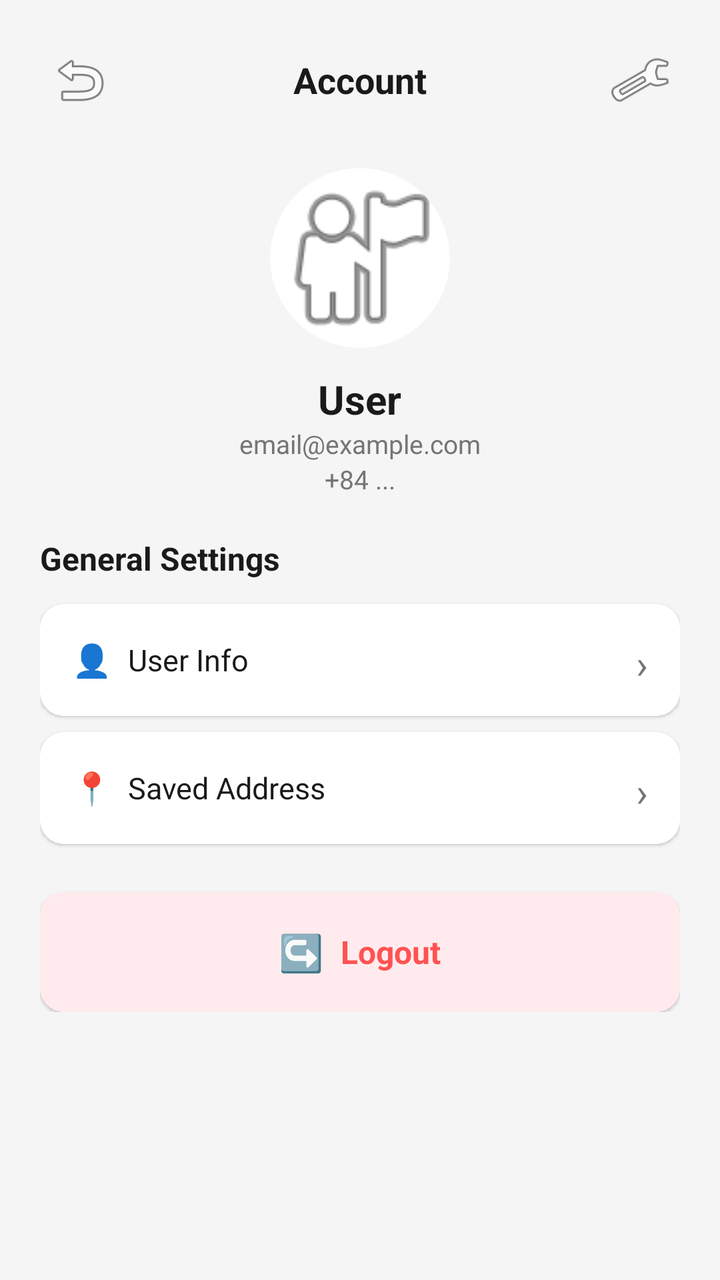
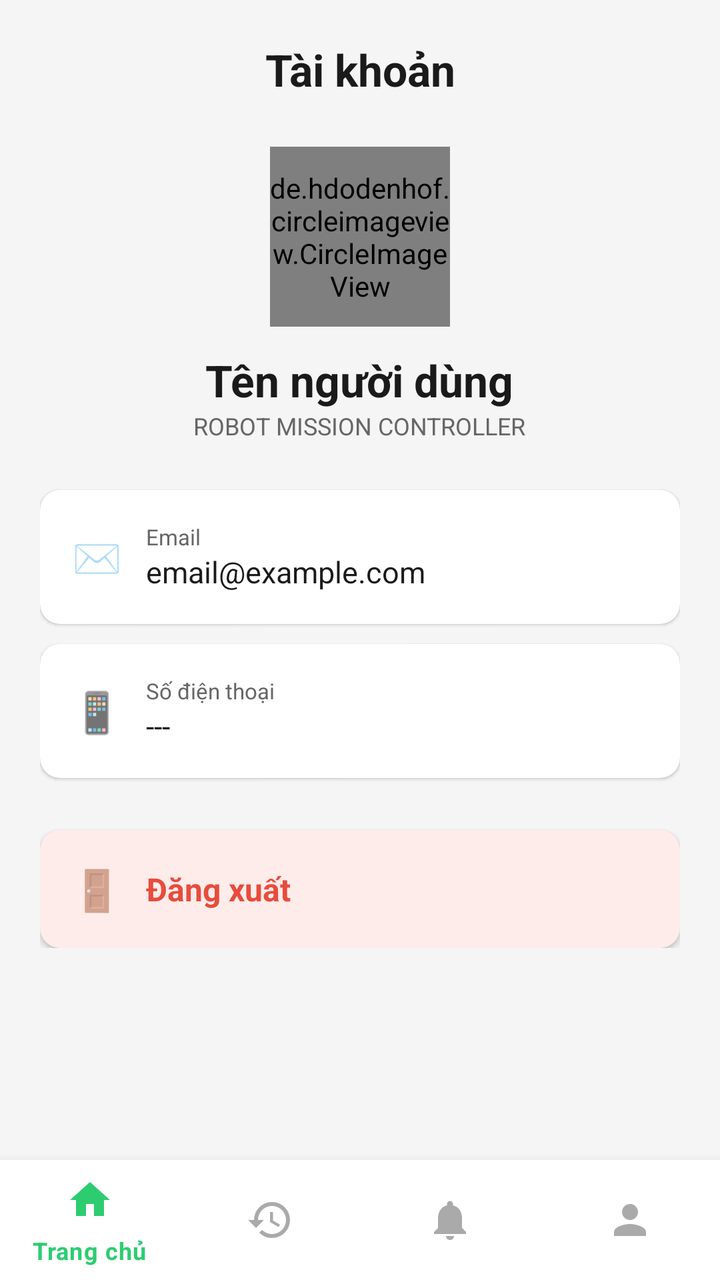

Compare the two renders of this Android layout. The source of the first and the diff that turns it into the second are given below.
<!-- AndroidManifest.xml: application theme Theme.AutoDeliveryApp -->
<!-- res/layout/activity_profile.xml -->
<?xml version="1.0" encoding="utf-8"?>
<ScrollView xmlns:android="http://schemas.android.com/apk/res/android"
    xmlns:app="http://schemas.android.com/apk/res-auto"
    android:layout_width="match_parent"
    android:layout_height="match_parent"
    android:background="@color/background">

    <LinearLayout
        android:layout_width="match_parent"
        android:layout_height="wrap_content"
        android:orientation="vertical"
        android:padding="20dp">

        
        <RelativeLayout
            android:layout_width="match_parent"
            android:layout_height="wrap_content"
            android:layout_marginBottom="24dp">
            <ImageButton
                android:id="@+id/btnBack"
                android:layout_width="40dp"
                android:layout_height="40dp"
                android:background="?attr/selectableItemBackgroundBorderless"
                android:src="@android:drawable/ic_menu_revert"
                android:layout_alignParentStart="true" />
            <TextView
                android:layout_width="wrap_content"
                android:layout_height="wrap_content"
                android:text="Account"
                android:textSize="18sp"
                android:textStyle="bold"
                android:textColor="@color/text_primary"
                android:layout_centerInParent="true" />
            <ImageButton
                android:layout_width="40dp"
                android:layout_height="40dp"
                android:background="?attr/selectableItemBackgroundBorderless"
                android:src="@android:drawable/ic_menu_preferences"
                android:layout_alignParentEnd="true" />
        </RelativeLayout>

        
        <LinearLayout
            android:layout_width="match_parent"
            android:layout_height="wrap_content"
            android:orientation="vertical"
            android:gravity="center"
            android:layout_marginBottom="20dp">
            <FrameLayout
                android:layout_width="90dp"
                android:layout_height="90dp"
                android:layout_marginBottom="12dp">
                <androidx.cardview.widget.CardView
                    android:layout_width="90dp"
                    android:layout_height="90dp"
                    app:cardCornerRadius="45dp"
                    app:cardElevation="0dp"
                    app:strokeWidth="3dp"
                    app:strokeColor="@color/green_primary">
                    <ImageView
                        android:layout_width="match_parent"
                        android:layout_height="match_parent"
                        android:src="@android:drawable/ic_menu_myplaces"
                        android:scaleType="centerCrop" />
                </androidx.cardview.widget.CardView>
            </FrameLayout>

            <TextView
                android:id="@+id/tvProfileName"
                android:layout_width="wrap_content"
                android:layout_height="wrap_content"
                android:text="User"
                android:textSize="20sp"
                android:textStyle="bold"
                android:textColor="@color/text_primary" />
            <TextView
                android:id="@+id/tvProfileEmail"
                android:layout_width="wrap_content"
                android:layout_height="wrap_content"
                android:text="email@example.com"
                android:textColor="@color/text_secondary"
                android:textSize="13sp" />
            <TextView
                android:id="@+id/tvProfilePhone"
                android:layout_width="wrap_content"
                android:layout_height="wrap_content"
                android:text="+84 ..."
                android:textColor="@color/text_secondary"
                android:textSize="13sp" />
        </LinearLayout>

        
        <TextView
            android:layout_width="wrap_content"
            android:layout_height="wrap_content"
            android:text="General Settings"
            android:textStyle="bold"
            android:textSize="16sp"
            android:textColor="@color/text_primary"
            android:layout_marginBottom="12dp" />

        
        <androidx.cardview.widget.CardView
            android:layout_width="match_parent"
            android:layout_height="wrap_content"
            app:cardCornerRadius="12dp"
            app:cardElevation="1dp"
            android:layout_marginBottom="8dp">
            <LinearLayout
                android:layout_width="match_parent"
                android:layout_height="56dp"
                android:orientation="horizontal"
                android:gravity="center_vertical"
                android:padding="16dp"
                android:background="@color/white">
                <TextView android:layout_width="wrap_content" android:layout_height="wrap_content"
                    android:text="👤  " android:textSize="16sp" />
                <TextView android:layout_width="0dp" android:layout_height="wrap_content"
                    android:layout_weight="1" android:text="User Info"
                    android:textColor="@color/text_primary" android:textSize="15sp" />
                <TextView android:layout_width="wrap_content" android:layout_height="wrap_content"
                    android:text="›" android:textSize="20sp" android:textColor="@color/text_secondary" />
            </LinearLayout>
        </androidx.cardview.widget.CardView>

        <androidx.cardview.widget.CardView
            android:layout_width="match_parent"
            android:layout_height="wrap_content"
            app:cardCornerRadius="12dp"
            app:cardElevation="1dp"
            android:layout_marginBottom="8dp">
            <LinearLayout
                android:layout_width="match_parent"
                android:layout_height="56dp"
                android:orientation="horizontal"
                android:gravity="center_vertical"
                android:padding="16dp"
                android:background="@color/white">
                <TextView android:layout_width="wrap_content" android:layout_height="wrap_content"
                    android:text="📍  " android:textSize="16sp" />
                <TextView android:layout_width="0dp" android:layout_height="wrap_content"
                    android:layout_weight="1" android:text="Saved Address"
                    android:textColor="@color/text_primary" android:textSize="15sp" />
                <TextView android:layout_width="wrap_content" android:layout_height="wrap_content"
                    android:text="›" android:textSize="20sp" android:textColor="@color/text_secondary" />
            </LinearLayout>
        </androidx.cardview.widget.CardView>

        
        <androidx.cardview.widget.CardView
            android:layout_width="match_parent"
            android:layout_height="wrap_content"
            app:cardCornerRadius="12dp"
            app:cardElevation="1dp"
            android:layout_marginTop="16dp">
            <LinearLayout
                android:id="@+id/btnLogout"
                android:layout_width="match_parent"
                android:layout_height="60dp"
                android:orientation="horizontal"
                android:gravity="center"
                android:padding="16dp"
                android:background="@color/red_light"
                android:clickable="true"
                android:focusable="true">
                <TextView android:layout_width="wrap_content" android:layout_height="wrap_content"
                    android:text="↪️  " android:textSize="18sp" />
                <TextView android:layout_width="wrap_content" android:layout_height="wrap_content"
                    android:text="Logout"
                    android:textColor="@color/red_logout"
                    android:textSize="16sp"
                    android:textStyle="bold" />
            </LinearLayout>
        </androidx.cardview.widget.CardView>

    </LinearLayout>
</ScrollView>
<!-- resources referenced by this layout -->
<resources>
  <color name="background">#F5F5F5</color>
  <color name="green_primary">#00C853</color>
  <color name="red_light">#FFEBEE</color>
  <color name="red_logout">#FF5252</color>
  <color name="text_primary">#1A1A1A</color>
  <color name="text_secondary">#757575</color>
  <color name="white">#FFFFFFFF</color>
  <style name="Theme.AutoDeliveryApp" parent="Base.Theme.AutoDeliveryApp" />
  <style name="Base.Theme.AutoDeliveryApp" parent="Theme.Material3.DayNight.NoActionBar">
          
          <item name="colorPrimary">@color/green_primary</item>
          <item name="colorOnPrimary">@color/white</item>
          <item name="android:windowBackground">@color/background</item>
          <item name="colorPrimaryContainer">@color/green_light</item>
          <item name="colorOnPrimaryContainer">@color/green_dark</item>
      </style>
  <color name="green_light">#E8F5E9</color>
  <color name="green_dark">#00952C</color>
</resources>

<!-- the commit's change to res/layout/activity_profile.xml (unified diff, before → after) -->
@@ -1,177 +1,186 @@
 <?xml version="1.0" encoding="utf-8"?>
-<ScrollView xmlns:android="http://schemas.android.com/apk/res/android"
+<androidx.coordinatorlayout.widget.CoordinatorLayout
+    xmlns:android="http://schemas.android.com/apk/res/android"
     xmlns:app="http://schemas.android.com/apk/res-auto"
     android:layout_width="match_parent"
     android:layout_height="match_parent"
-    android:background="@color/background">
+    android:background="@color/background_light">
 
-    <LinearLayout
+    <ScrollView
         android:layout_width="match_parent"
-        android:layout_height="wrap_content"
-        android:orientation="vertical"
-        android:padding="20dp">
+        android:layout_height="match_parent"
+        android:layout_marginBottom="60dp">
 
-        
-        <RelativeLayout
-            android:layout_width="match_parent"
-            android:layout_height="wrap_content"
-            android:layout_marginBottom="24dp">
-            <ImageButton
-                android:id="@+id/btnBack"
-                android:layout_width="40dp"
-                android:layout_height="40dp"
-                android:background="?attr/selectableItemBackgroundBorderless"
-                android:src="@android:drawable/ic_menu_revert"
-                android:layout_alignParentStart="true" />
-            <TextView
-                android:layout_width="wrap_content"
-                android:layout_height="wrap_content"
-                android:text="Account"
-                android:textSize="18sp"
-                android:textStyle="bold"
-                android:textColor="@color/text_primary"
-                android:layout_centerInParent="true" />
-            <ImageButton
-                android:layout_width="40dp"
-                android:layout_height="40dp"
-                android:background="?attr/selectableItemBackgroundBorderless"
-                android:src="@android:drawable/ic_menu_preferences"
-                android:layout_alignParentEnd="true" />
-        </RelativeLayout>
-
-        
         <LinearLayout
             android:layout_width="match_parent"
             android:layout_height="wrap_content"
             android:orientation="vertical"
-            android:gravity="center"
-            android:layout_marginBottom="20dp">
-            <FrameLayout
+            android:padding="20dp">
+
+            
+            <TextView
+                android:layout_width="match_parent"
+                android:layout_height="wrap_content"
+                android:text="Tài khoản"
+                android:textSize="22sp"
+                android:textStyle="bold"
+                android:textColor="@color/text_primary"
+                android:gravity="center"
+                android:layout_marginBottom="24dp"/>
+
+            
+            <de.hdodenhof.circleimageview.CircleImageView
+                android:id="@+id/imgAvatar"
                 android:layout_width="90dp"
                 android:layout_height="90dp"
-                android:layout_marginBottom="12dp">
-                <androidx.cardview.widget.CardView
-                    android:layout_width="90dp"
-                    android:layout_height="90dp"
-                    app:cardCornerRadius="45dp"
-                    app:cardElevation="0dp"
-                    app:strokeWidth="3dp"
-                    app:strokeColor="@color/green_primary">
-                    <ImageView
-                        android:layout_width="match_parent"
-                        android:layout_height="match_parent"
-                        android:src="@android:drawable/ic_menu_myplaces"
-                        android:scaleType="centerCrop" />
-                </androidx.cardview.widget.CardView>
-            </FrameLayout>
+                android:src="@drawable/ic_nav_profile"
+                android:layout_gravity="center_horizontal"
+                app:civ_border_color="@color/primary_green"
+                app:civ_border_width="3dp"/>
 
             <TextView
-                android:id="@+id/tvProfileName"
+                android:id="@+id/tvUserName"
                 android:layout_width="wrap_content"
                 android:layout_height="wrap_content"
-                android:text="User"
-                android:textSize="20sp"
+                android:layout_gravity="center_horizontal"
+                android:text="Tên người dùng"
+                android:textSize="22sp"
                 android:textStyle="bold"
-                android:textColor="@color/text_primary" />
+                android:textColor="@color/text_primary"
+                android:layout_marginTop="12dp"/>
+
             <TextView
-                android:id="@+id/tvProfileEmail"
                 android:layout_width="wrap_content"
                 android:layout_height="wrap_content"
-                android:text="email@example.com"
+                android:layout_gravity="center_horizontal"
+                android:text="ROBOT MISSION CONTROLLER"
+                android:textSize="12sp"
                 android:textColor="@color/text_secondary"
-                android:textSize="13sp" />
-            <TextView
-                android:id="@+id/tvProfilePhone"
-                android:layout_width="wrap_content"
+                android:layout_marginBottom="24dp"/>
+
+            
+            <androidx.cardview.widget.CardView
+                android:layout_width="match_parent"
                 android:layout_height="wrap_content"
-                android:text="+84 ..."
-                android:textColor="@color/text_secondary"
-                android:textSize="13sp" />
+                android:layout_marginBottom="10dp"
+                app:cardCornerRadius="10dp"
+                app:cardElevation="1dp">
+
+                <LinearLayout
+                    android:layout_width="match_parent"
+                    android:layout_height="wrap_content"
+                    android:orientation="horizontal"
+                    android:padding="16dp"
+                    android:gravity="center_vertical">
+
+                    <TextView android:layout_width="wrap_content"
+                        android:layout_height="wrap_content"
+                        android:text="✉️"
+                        android:textSize="20sp"/>
+
+                    <LinearLayout android:layout_width="0dp"
+                        android:layout_height="wrap_content"
+                        android:layout_weight="1"
+                        android:orientation="vertical"
+                        android:layout_marginStart="12dp">
+                        <TextView android:layout_width="wrap_content"
+                            android:layout_height="wrap_content"
+                            android:text="Email"
+                            android:textSize="11sp"
+                            android:textColor="@color/text_secondary"/>
+                        <TextView android:id="@+id/tvEmail"
+                            android:layout_width="wrap_content"
+                            android:layout_height="wrap_content"
+                            android:text="email@example.com"
+                            android:textColor="@color/text_primary"
+                            android:textSize="15sp"/>
+                    </LinearLayout>
+                </LinearLayout>
+            </androidx.cardview.widget.CardView>
+
+            
+            <androidx.cardview.widget.CardView
+                android:layout_width="match_parent"
+                android:layout_height="wrap_content"
+                android:layout_marginBottom="10dp"
+                app:cardCornerRadius="10dp"
+                app:cardElevation="1dp">
+
+                <LinearLayout
+                    android:layout_width="match_parent"
+                    android:layout_height="wrap_content"
+                    android:orientation="horizontal"
+                    android:padding="16dp"
+                    android:gravity="center_vertical">
+
+                    <TextView android:layout_width="wrap_content"
+                        android:layout_height="wrap_content"
+                        android:text="📱"
+                        android:textSize="20sp"/>
+
+                    <LinearLayout android:layout_width="0dp"
+                        android:layout_height="wrap_content"
+                        android:layout_weight="1"
+                        android:orientation="vertical"
+                        android:layout_marginStart="12dp">
+                        <TextView android:layout_width="wrap_content"
+                            android:layout_height="wrap_content"
+                            android:text="Số điện thoại"
+                            android:textSize="11sp"
+                            android:textColor="@color/text_secondary"/>
+                        <TextView android:id="@+id/tvPhone"
+                            android:layout_width="wrap_content"
+                            android:layout_height="wrap_content"
+                            android:text="---"
+                            android:textColor="@color/text_primary"
+                            android:textSize="15sp"/>
+                    </LinearLayout>
+                </LinearLayout>
+            </androidx.cardview.widget.CardView>
+
+            
+            <androidx.cardview.widget.CardView
+                android:layout_width="match_parent"
+                android:layout_height="wrap_content"
+                android:layout_marginTop="16dp"
+                app:cardCornerRadius="10dp"
+                app:cardBackgroundColor="@color/danger_red_bg">
+
+                <LinearLayout
+                    android:id="@+id/btnLogout"
+                    android:layout_width="match_parent"
+                    android:layout_height="wrap_content"
+                    android:orientation="horizontal"
+                    android:padding="16dp"
+                    android:gravity="center_vertical">
+
+                    <TextView android:layout_width="wrap_content"
+                        android:layout_height="wrap_content"
+                        android:text="🚪"
+                        android:textSize="20sp"/>
+
+                    <TextView android:layout_width="0dp"
+                        android:layout_height="wrap_content"
+                        android:layout_weight="1"
+                        android:text="Đăng xuất"
+                        android:textColor="@color/danger_red"
+                        android:textSize="16sp"
+                        android:textStyle="bold"
+                        android:layout_marginStart="12dp"/>
+                </LinearLayout>
+            </androidx.cardview.widget.CardView>
+
         </LinearLayout>
+    </ScrollView>
 
-        
-        <TextView
-            android:layout_width="wrap_content"
-            android:layout_height="wrap_content"
-            android:text="General Settings"
-            android:textStyle="bold"
-            android:textSize="16sp"
-            android:textColor="@color/text_primary"
-            android:layout_marginBottom="12dp" />
+    <com.google.android.material.bottomnavigation.BottomNavigationView
+        android:id="@+id/bottomNavigation"
+        android:layout_width="match_parent"
+        android:layout_height="60dp"
+        android:layout_gravity="bottom"
+        android:background="@color/white"
+        app:menu="@menu/bottom_nav_menu"
+        app:itemIconTint="@color/bottom_nav_color"
+        app:itemTextColor="@color/bottom_nav_color"/>
 
-        
-        <androidx.cardview.widget.CardView
-            android:layout_width="match_parent"
-            android:layout_height="wrap_content"
-            app:cardCornerRadius="12dp"
-            app:cardElevation="1dp"
-            android:layout_marginBottom="8dp">
-            <LinearLayout
-                android:layout_width="match_parent"
-                android:layout_height="56dp"
-                android:orientation="horizontal"
-                android:gravity="center_vertical"
-                android:padding="16dp"
-                android:background="@color/white">
-                <TextView android:layout_width="wrap_content" android:layout_height="wrap_content"
-                    android:text="👤  " android:textSize="16sp" />
-                <TextView android:layout_width="0dp" android:layout_height="wrap_content"
-                    android:layout_weight="1" android:text="User Info"
-                    android:textColor="@color/text_primary" android:textSize="15sp" />
-                <TextView android:layout_width="wrap_content" android:layout_height="wrap_content"
-                    android:text="›" android:textSize="20sp" android:textColor="@color/text_secondary" />
-            </LinearLayout>
-        </androidx.cardview.widget.CardView>
-
-        <androidx.cardview.widget.CardView
-            android:layout_width="match_parent"
-            android:layout_height="wrap_content"
-            app:cardCornerRadius="12dp"
-            app:cardElevation="1dp"
-            android:layout_marginBottom="8dp">
-            <LinearLayout
-                android:layout_width="match_parent"
-                android:layout_height="56dp"
-                android:orientation="horizontal"
-                android:gravity="center_vertical"
-                android:padding="16dp"
-                android:background="@color/white">
-                <TextView android:layout_width="wrap_content" android:layout_height="wrap_content"
-                    android:text="📍  " android:textSize="16sp" />
-                <TextView android:layout_width="0dp" android:layout_height="wrap_content"
-                    android:layout_weight="1" android:text="Saved Address"
-                    android:textColor="@color/text_primary" android:textSize="15sp" />
-                <TextView android:layout_width="wrap_content" android:layout_height="wrap_content"
-                    android:text="›" android:textSize="20sp" android:textColor="@color/text_secondary" />
-            </LinearLayout>
-        </androidx.cardview.widget.CardView>
-
-        
-        <androidx.cardview.widget.CardView
-            android:layout_width="match_parent"
-            android:layout_height="wrap_content"
-            app:cardCornerRadius="12dp"
-            app:cardElevation="1dp"
-            android:layout_marginTop="16dp">
-            <LinearLayout
-                android:id="@+id/btnLogout"
-                android:layout_width="match_parent"
-                android:layout_height="60dp"
-                android:orientation="horizontal"
-                android:gravity="center"
-                android:padding="16dp"
-                android:background="@color/red_light"
-                android:clickable="true"
-                android:focusable="true">
-                <TextView android:layout_width="wrap_content" android:layout_height="wrap_content"
-                    android:text="↪️  " android:textSize="18sp" />
-                <TextView android:layout_width="wrap_content" android:layout_height="wrap_content"
-                    android:text="Logout"
-                    android:textColor="@color/red_logout"
-                    android:textSize="16sp"
-                    android:textStyle="bold" />
-            </LinearLayout>
-        </androidx.cardview.widget.CardView>
-
-    </LinearLayout>
-</ScrollView>
+</androidx.coordinatorlayout.widget.CoordinatorLayout>
<!-- resource entries referenced after the edit -->
@@ -1,22 +1,26 @@
 <!-- resources referenced by this layout -->
 <resources>
-  <color name="background">#F5F5F5</color>
-  <color name="green_primary">#00C853</color>
-  <color name="red_light">#FFEBEE</color>
-  <color name="red_logout">#FF5252</color>
+  <color name="background_light">#F5F5F5</color>
+  <color name="danger_red">#E74C3C</color>
+  <color name="danger_red_bg">#FDECEA</color>
+  <color name="primary_green">#2ECC71</color>
   <color name="text_primary">#1A1A1A</color>
-  <color name="text_secondary">#757575</color>
-  <color name="white">#FFFFFFFF</color>
-  <style name="Theme.AutoDeliveryApp" parent="Base.Theme.AutoDeliveryApp" />
-  <style name="Base.Theme.AutoDeliveryApp" parent="Theme.Material3.DayNight.NoActionBar">
-          
-          <item name="colorPrimary">@color/green_primary</item>
-          <item name="colorOnPrimary">@color/white</item>
-          <item name="android:windowBackground">@color/background</item>
-          <item name="colorPrimaryContainer">@color/green_light</item>
-          <item name="colorOnPrimaryContainer">@color/green_dark</item>
+  <color name="text_secondary">#666666</color>
+  <color name="white">#FFFFFF</color>
+  <!-- drawable ic_nav_profile (drawable) -->
+  <vector xmlns:android="http://schemas.android.com/apk/res/android"
+      android:width="24dp" android:height="24dp"
+      android:viewportWidth="24" android:viewportHeight="24">
+      <path android:fillColor="#000000"
+          android:pathData="M12,12c2.21,0 4,-1.79 4,-4s-1.79,-4 -4,-4 -4,1.79 -4,4 1.79,4 4,4zM12,14c-2.67,0 -8,1.34 -8,4v2h16v-2c0,-2.66 -5.33,-4 -8,-4z"/>
+  </vector>
+  <style name="Theme.AutoDeliveryApp" parent="Theme.MaterialComponents.Light.NoActionBar">
+          <item name="colorPrimary">@color/primary_green</item>
+          <item name="colorPrimaryDark">@color/primary_green_dark</item>
+          <item name="colorAccent">@color/accent_blue</item>
+          <item name="android:windowBackground">@color/background_light</item>
       </style>
-  <color name="green_light">#E8F5E9</color>
-  <color name="green_dark">#00952C</color>
+  <color name="primary_green_dark">#27AE60</color>
+  <color name="accent_blue">#3498DB</color>
 </resources>
 
